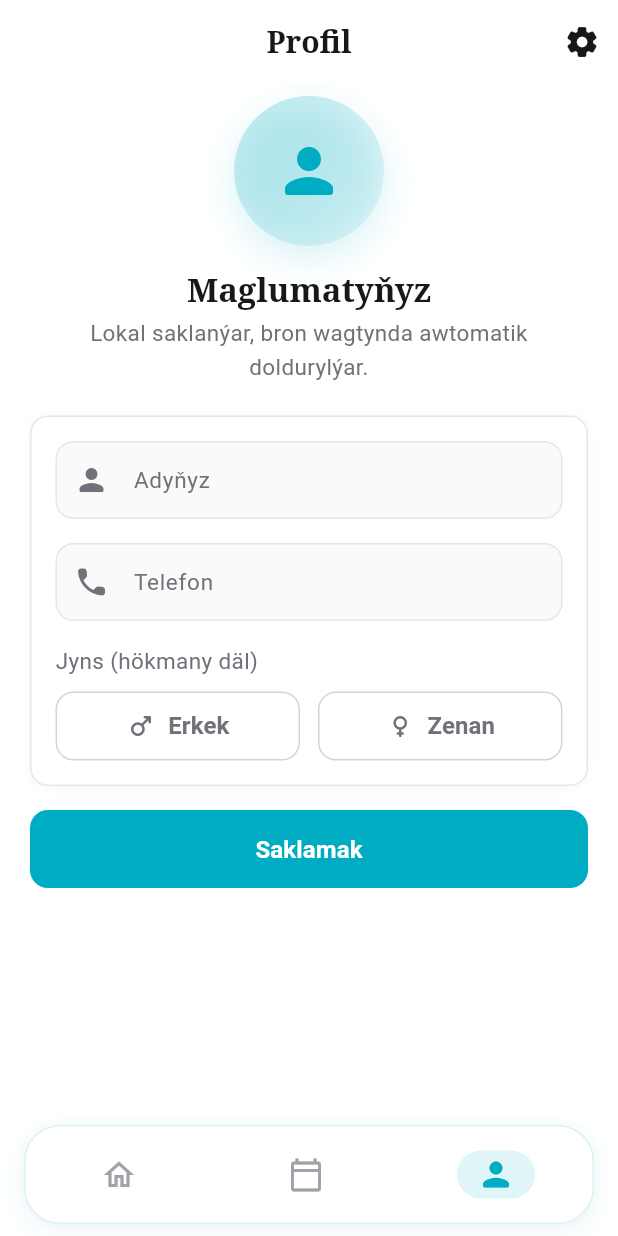
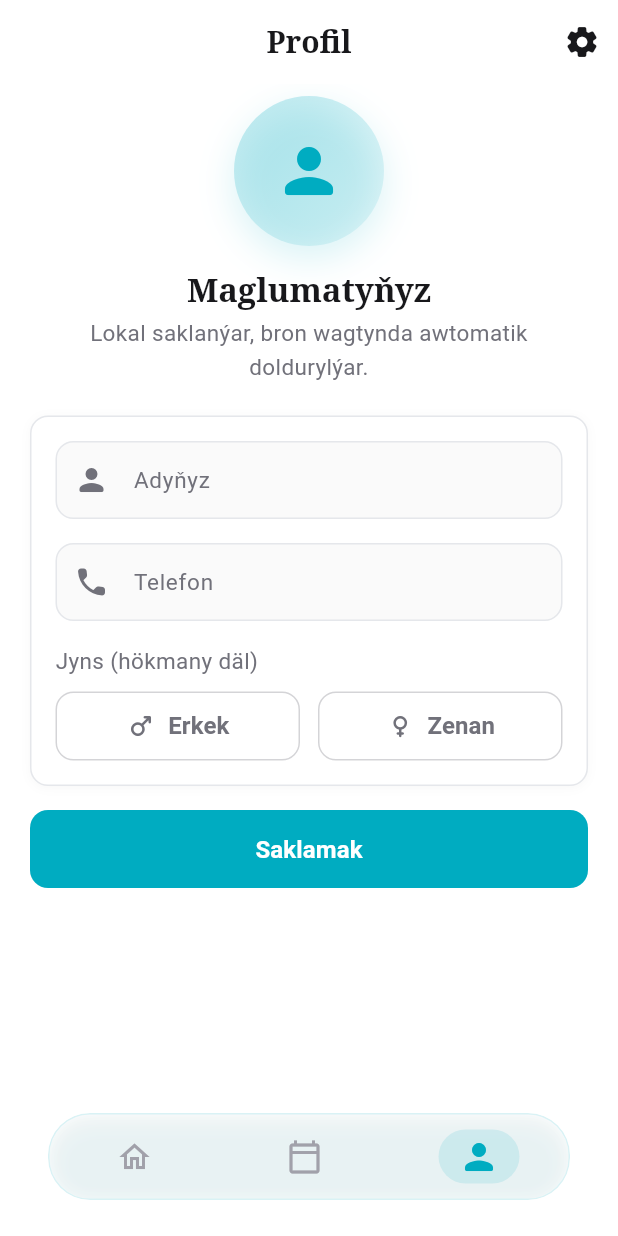
Before and after one commit to pllp070809-max/Parla, a Flutter app: the screen it shows after launch, item 3 of the bottom bar chosen, on a phone screen of 412 x 824 dp. Run offline on Flutter 3.47's test engine with Material 3 defaults, Android fonts, the phone set to English and light mode, and no system bars; our stand-ins replace flutter_map, flutter_riverpod, geolocator, latlong2, shared_preferences; Roboto replaces fonts that are missing (Roobert).

Commit message:
bottom_nav_bar_glass

```diff
--- a/parla_app/lib/screens/home_screen.dart
+++ b/parla_app/lib/screens/home_screen.dart
@@ -330,7 +330,7 @@ class HomeScreen extends ConsumerWidget {
                 ),
               ),
 
-              const SliverToBoxAdapter(child: SizedBox(height: AppSizes.sectionSpacing)),
+              const SliverToBoxAdapter(child: SizedBox(height: 100)),
             ],
           ),
         ),
--- a/parla_app/lib/screens/my_bookings_screen.dart
+++ b/parla_app/lib/screens/my_bookings_screen.dart
@@ -142,7 +142,7 @@ class _BookingsBody extends StatelessWidget {
                 const SizedBox(height: AppSpacing.s),
                 ...past.map((b) => _BookingTile(booking: b, isPast: true, onCancel: null)),
               ],
-              const SizedBox(height: AppSpacing.xl),
+              const SizedBox(height: 100),
             ],
           ),
         );
--- a/parla_app/lib/screens/profile_screen.dart
+++ b/parla_app/lib/screens/profile_screen.dart
@@ -175,7 +175,7 @@ class _ProfileScreenState extends ConsumerState<ProfileScreen> {
           : Form(
               key: _formKey,
               child: ListView(
-                padding: const EdgeInsets.fromLTRB(AppSpacing.xl, AppSpacing.s, AppSpacing.xl, AppSpacing.xxl),
+                padding: const EdgeInsets.fromLTRB(AppSpacing.xl, AppSpacing.s, AppSpacing.xl, 100),
                 children: [
                   _buildHeader(tt),
                   const SizedBox(height: AppSpacing.xl),
--- a/parla_app/lib/widgets/bottom_nav.dart
+++ b/parla_app/lib/widgets/bottom_nav.dart
@@ -1,3 +1,4 @@
+import 'dart:ui';
 import 'package:flutter/material.dart';
 import 'package:flutter_riverpod/flutter_riverpod.dart';
 import '../providers/providers.dart';
@@ -24,22 +25,32 @@ class BottomNavShell extends ConsumerWidget {
     final index = ref.watch(selectedTabIndexProvider);
 
     return Scaffold(
-      body: IndexedStack(index: index, children: _screens),
-      bottomNavigationBar: Container(
-        color: kScaffoldBg,
+      body: Stack(
+        children: [
+          // 1-nji gatlak: sahypalar (doly ekran)
+          IndexedStack(index: index, children: _screens),
+          // 2-nji gatlak: frosted glass bottom nav (üstünde ýüzýär)
+          Positioned(
+            left: 0,
+            right: 0,
+            bottom: 0,
             child: SafeArea(
               top: false,
               child: Padding(
-            padding: const EdgeInsets.fromLTRB(AppSpacing.l, AppSpacing.s, AppSpacing.l, AppSpacing.s),
+                padding: const EdgeInsets.fromLTRB(32, AppSpacing.s, 32, 24),
+                child: ClipRRect(
+                  borderRadius: BorderRadius.circular(28),
+                  child: BackdropFilter(
+                    filter: ImageFilter.blur(sigmaX: 15, sigmaY: 15),
                     child: Container(
                       decoration: BoxDecoration(
-                color: kCardBg,
-                borderRadius: BorderRadius.circular(AppRadius.pill),
+                        color: Colors.transparent,
+                        borderRadius: BorderRadius.circular(28),
                         border: Border.all(color: kStickerOutline),
                         boxShadow: kStickerShadow,
                       ),
                       child: SizedBox(
-                height: AppSizes.bottomNavHeight,
+                        height: 56,
                         child: Row(
                           mainAxisAlignment: MainAxisAlignment.spaceAround,
                           children: [
@@ -71,6 +82,10 @@ class BottomNavShell extends ConsumerWidget {
                   ),
                 ),
               ),
+            ),
+          ),
+        ],
+      ),
     );
   }
 }
@@ -95,7 +110,7 @@ class _NavItem extends StatelessWidget {
   @override
   Widget build(BuildContext context) {
     final color = isSelected ? kPrimary : kTextTertiary;
-    final iconSize = isSelected ? 26.0 : 24.0;
+    final iconSize = isSelected ? 28.0 : 24.0;
 
     return Semantics(
       label: label,
@@ -115,11 +130,11 @@ class _NavItem extends StatelessWidget {
                   AnimatedContainer(
                     duration: const Duration(milliseconds: 200),
                     curve: Curves.easeOutCubic,
-                    width: 52,
-                    height: 32,
+                    width: 54,
+                    height: 36,
                     decoration: BoxDecoration(
                       color: kPrimary.withValues(alpha: _indicatorAlpha),
-                      borderRadius: BorderRadius.circular(16),
+                      borderRadius: BorderRadius.circular(18),
                     ),
                   ),
                 Icon(isSelected ? activeIcon : icon, size: iconSize, color: color),
```
Also changed, not shown: parla_app/pubspec.lock. Lines whose indentation alone changed are shown as unchanged.
